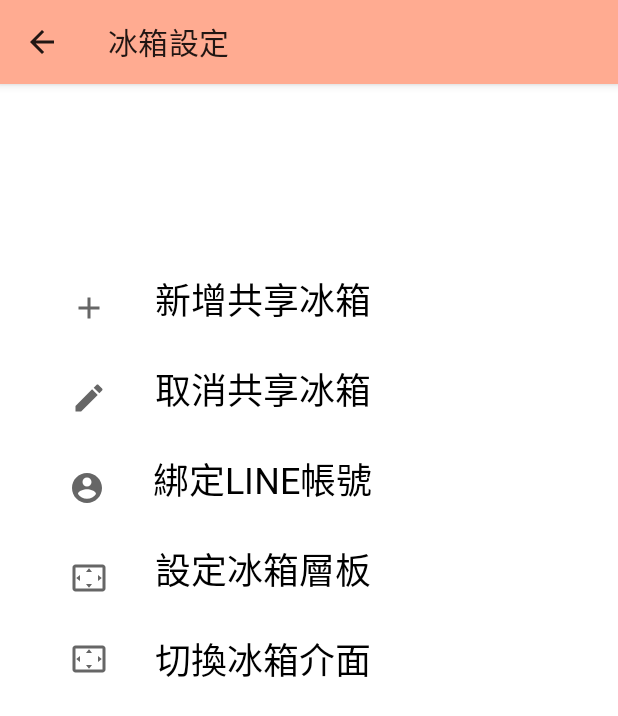
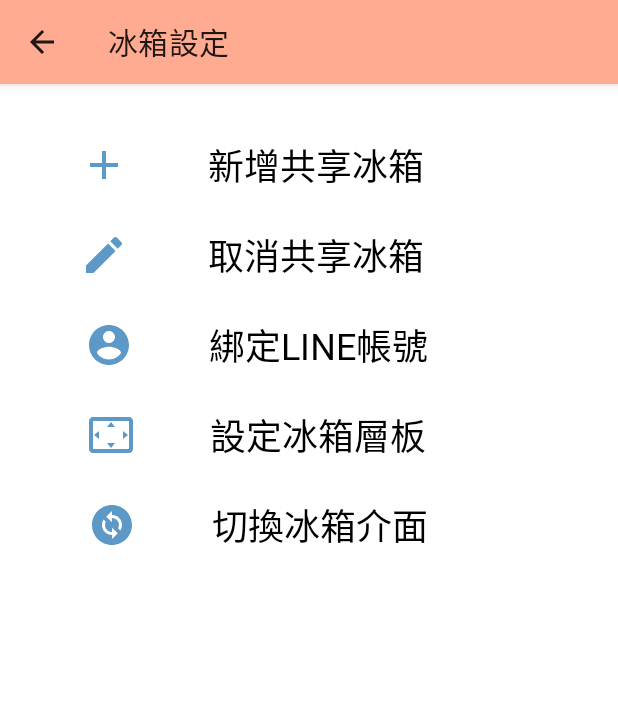
Before and after one commit to Chicken-GOGO/Fridge_Manger_App, an Android app: the SettingActivity screen opened directly, with no data from a screen before it, on a phone screen of 412 x 824 dp. Shown: the top 716 px of the screen. Run offline under Robolectric (Android 15) with nearby library versions, the phone set to English and light mode, and no system bars; our stand-ins replace Firebase (no records; nobody signed in at launch, a user with empty details on screens opened directly).

Commit message:
beautify and debug setting activity

```diff
--- a/app/src/main/java/com/example/fridge_manger2/SettingActivity.kt
+++ b/app/src/main/java/com/example/fridge_manger2/SettingActivity.kt
@@ -43,7 +43,7 @@ class SettingActivity : AppCompatActivity() {
         val add_button = findViewById<TextView>(R.id.fridge_dialog_textview1)
         add_button.setOnClickListener {
 
-            val addFridgeDialog = AlertDialog.Builder(this)
+            val addFridgeDialog = AlertDialog.Builder(this,R.style.AlertDialogTheme)
             val dialogLayout = layoutInflater.inflate(R.layout.dialog_add_fridge, null)
             var editText_id = dialogLayout.findViewById<EditText>(R.id.editText_id)
             var editText_name = dialogLayout.findViewById<EditText>(R.id.editText_name)
@@ -94,7 +94,7 @@ class SettingActivity : AppCompatActivity() {
                         Log.d(ContentValues.TAG, "DocumentSnapshot data: ${fridges}")
 
                         //set dialog
-                        val fridgeNameDialog = AlertDialog.Builder(this)
+                        val fridgeNameDialog = AlertDialog.Builder(this,R.style.AlertDialogTheme)
                         val selected_index = ArrayList<Int>()
 
 
@@ -121,7 +121,6 @@ class SettingActivity : AppCompatActivity() {
                                 //delete fridge form (users/$user_id/fridges-key)
                                 val delete_fridges = hashMapOf<String, Any>()
                                 var fridges_ids = fridges.keys.map { it.toString() }.toTypedArray()
-                                val selected_index = arrayOf(0, 1, 2)
                                 val selected_ids = fridges_ids.filterIndexed { index, _ -> index in selected_index }
                                 for (id in selected_ids) {
                                     delete_fridges.put("fridges.$id", FieldValue.delete())
@@ -172,7 +171,7 @@ class SettingActivity : AppCompatActivity() {
     private fun show_line_dialog() {
         val add_button = findViewById<TextView>(R.id.line_dialog_textview)
         add_button.setOnClickListener {
-            val lineDialog = AlertDialog.Builder(this)
+            val lineDialog = AlertDialog.Builder(this,R.style.AlertDialogTheme)
             val dialogLayout = layoutInflater.inflate(R.layout.dialog_line, null)
 
             lineDialog
@@ -213,7 +212,7 @@ class SettingActivity : AppCompatActivity() {
                         Log.d(ContentValues.TAG, "DocumentSnapshot data: ${fridges}")
 
                         //set dialog
-                                    val singleChoiceDialog = AlertDialog.Builder(this)
+                        val singleChoiceDialog = AlertDialog.Builder(this,R.style.AlertDialogTheme)
                             .setTitle("選取要切換的冰箱")
                             .setSingleChoiceItems(fridges_names, 0) { _, i ->
                                 Toast.makeText(this, "你選擇了 ${fridges_names[i]} 冰箱", Toast.LENGTH_SHORT).show()
--- a/app/src/main/res/drawable-v24/ic_account.xml
+++ b/app/src/main/res/drawable-v24/ic_account.xml
@@ -3,7 +3,7 @@
     android:height="24dp"
     android:viewportWidth="24"
     android:viewportHeight="24"
-    android:tint="?attr/colorControlNormal">
+    android:tint="?attr/colorSecondaryVariant">
   <path
       android:fillColor="@android:color/black"
       android:pathData="M12,2C6.48,2 2,6.48 2,12s4.48,10 10,10 10,-4.48 10,-10S17.52,2 12,2zM12,5c1.66,0 3,1.34 3,3s-1.34,3 -3,3 -3,-1.34 -3,-3 1.34,-3 3,-3zM12,19.2c-2.5,0 -4.71,-1.28 -6,-3.22 0.03,-1.99 4,-3.08 6,-3.08 1.99,0 5.97,1.09 6,3.08 -1.29,1.94 -3.5,3.22 -6,3.22z"/>
--- a/app/src/main/res/drawable-v24/ic_add.xml
+++ b/app/src/main/res/drawable-v24/ic_add.xml
@@ -3,7 +3,7 @@
     android:height="24dp"
     android:viewportWidth="24"
     android:viewportHeight="24"
-    android:tint="?attr/colorControlNormal">
+    android:tint="?attr/colorSecondaryVariant">
   <path
       android:fillColor="@android:color/black"
       android:pathData="M19,13h-6v6h-2v-6H5v-2h6V5h2v6h6v2z"/>
--- a/app/src/main/res/drawable-v24/ic_edit.xml
+++ b/app/src/main/res/drawable-v24/ic_edit.xml
@@ -3,7 +3,7 @@
     android:height="24dp"
     android:viewportWidth="24"
     android:viewportHeight="24"
-    android:tint="?attr/colorControlNormal">
+    android:tint="?attr/colorSecondaryVariant">
   <path
       android:fillColor="@color/black"
       android:pathData="M3,17.25V21h3.75L17.81,9.94l-3.75,-3.75L3,17.25zM20.71,7.04c0.39,-0.39 0.39,-1.02 0,-1.41l-2.34,-2.34c-0.39,-0.39 -1.02,-0.39 -1.41,0l-1.83,1.83 3.75,3.75 1.83,-1.83z"/>
--- a/app/src/main/res/drawable-v24/ic_settings_overscan.xml
+++ b/app/src/main/res/drawable-v24/ic_settings_overscan.xml
@@ -3,7 +3,7 @@
     android:height="24dp"
     android:viewportWidth="24"
     android:viewportHeight="24"
-    android:tint="?attr/colorControlNormal">
+    android:tint="?attr/colorSecondaryVariant">
   <path
       android:fillColor="@android:color/black"
       android:pathData="M12.01,5.5L10,8h4l-1.99,-2.5zM18,10v4l2.5,-1.99L18,10zM6,10l-2.5,2.01L6,14v-4zM14,16h-4l2.01,2.5L14,16zM21,3L3,3c-1.1,0 -2,0.9 -2,2v14c0,1.1 0.9,2 2,2h18c1.1,0 2,-0.9 2,-2L23,5c0,-1.1 -0.9,-2 -2,-2zM21,19.01L3,19.01L3,4.99h18v14.02z"/>
--- /dev/null
+++ b/app/src/main/res/drawable/ic_change.xml
@@ -0,0 +1,10 @@
+<vector xmlns:android="http://schemas.android.com/apk/res/android"
+    android:width="24dp"
+    android:height="24dp"
+    android:viewportWidth="24"
+    android:viewportHeight="24"
+    android:tint="?attr/colorSecondaryVariant">
+    <path
+        android:fillColor="@android:color/white"
+        android:pathData="M12,2C6.48,2 2,6.48 2,12c0,5.52 4.48,10 10,10s10,-4.48 10,-10C22,6.48 17.52,2 12,2zM12.06,19v-2.01c-0.02,0 -0.04,0 -0.06,0c-1.28,0 -2.56,-0.49 -3.54,-1.46c-1.71,-1.71 -1.92,-4.35 -0.64,-6.29l1.1,1.1c-0.71,1.33 -0.53,3.01 0.59,4.13c0.7,0.7 1.62,1.03 2.54,1.01v-2.14l2.83,2.83L12.06,19zM16.17,14.76l-1.1,-1.1c0.71,-1.33 0.53,-3.01 -0.59,-4.13C13.79,8.84 12.9,8.5 12,8.5c-0.02,0 -0.04,0 -0.06,0v2.15L9.11,7.83L11.94,5v2.02c1.3,-0.02 2.61,0.45 3.6,1.45C17.24,10.17 17.45,12.82 16.17,14.76z"/>
+</vector>
--- a/app/src/main/res/layout/activity_main.xml
+++ b/app/src/main/res/layout/activity_main.xml
@@ -16,8 +16,8 @@
 
         <ImageView
             android:id="@+id/imageView6"
-            android:layout_width="294dp"
-            android:layout_height="510dp"
+            android:layout_width="325dp"
+            android:layout_height="539dp"
             android:layout_marginTop="60dp"
             app:layout_constraintEnd_toEndOf="parent"
             app:layout_constraintStart_toStartOf="parent"
--- a/app/src/main/res/layout/activity_setting.xml
+++ b/app/src/main/res/layout/activity_setting.xml
@@ -13,26 +13,29 @@
 
     <ImageView
         android:id="@+id/imageView"
-        app:srcCompat="@drawable/ic_add"
-        android:layout_width="wrap_content"
-        android:layout_height="wrap_content"
-        android:layout_marginStart="32dp"
-        android:layout_marginEnd="16dp"
+        android:layout_width="32dp"
+        android:layout_height="32dp"
+        android:layout_marginStart="24dp"
+        android:layout_marginLeft="24dp"
+        android:layout_marginEnd="24dp"
+        android:layout_marginRight="24dp"
         android:importantForAccessibility="no"
         app:layout_constraintBottom_toBottomOf="@+id/fridge_dialog_textview1"
         app:layout_constraintEnd_toStartOf="@+id/fridge_dialog_textview1"
         app:layout_constraintStart_toStartOf="parent"
         app:layout_constraintTop_toTopOf="@+id/fridge_dialog_textview1"
-        app:layout_constraintVertical_bias="1.0"
-         />
+        app:layout_constraintVertical_bias="0.488"
+        app:srcCompat="@drawable/ic_add"
+        tools:ignore="VectorDrawableCompat" />
 
     <TextView
         android:id="@+id/fridge_dialog_textview1"
         android:layout_width="wrap_content"
         android:layout_height="wrap_content"
         android:layout_marginStart="16dp"
-        android:layout_marginTop="109dp"
-        android:layout_marginEnd="150dp"
+        android:layout_marginTop="20dp"
+        android:layout_marginEnd="100dp"
+        android:layout_marginRight="100dp"
         android:text="@string/fridge_dialog_title1"
         android:textColor="@color/black"
         android:textSize="24sp"
@@ -42,17 +45,20 @@
 
     <ImageView
         android:id="@+id/imageView2"
-        android:layout_width="wrap_content"
-        android:layout_height="wrap_content"
-        android:layout_marginStart="32dp"
-        android:layout_marginEnd="16dp"
+        android:layout_width="32dp"
+        android:layout_height="32dp"
+        android:layout_marginStart="24dp"
+        android:layout_marginLeft="24dp"
+        android:layout_marginEnd="24dp"
+        android:layout_marginRight="24dp"
         android:importantForAccessibility="no"
         app:layout_constraintBottom_toBottomOf="@+id/fridge_dialog_textview2"
         app:layout_constraintEnd_toStartOf="@+id/fridge_dialog_textview2"
         app:layout_constraintStart_toStartOf="parent"
         app:layout_constraintTop_toTopOf="@+id/fridge_dialog_textview2"
-        app:layout_constraintVertical_bias="1.0"
-        app:srcCompat="@drawable/ic_edit" />
+        app:layout_constraintVertical_bias="0.555"
+        app:srcCompat="@drawable/ic_edit"
+        tools:ignore="VectorDrawableCompat" />
 
     <TextView
         android:id="@+id/fridge_dialog_textview2"
@@ -60,7 +66,8 @@
         android:layout_height="wrap_content"
         android:layout_marginStart="16dp"
         android:layout_marginTop="24dp"
-        android:layout_marginEnd="150dp"
+        android:layout_marginEnd="100dp"
+        android:layout_marginRight="100dp"
         android:text="@string/fridge_dialog_title2"
         android:textColor="@color/black"
         android:textSize="24sp"
@@ -70,17 +77,20 @@
 
     <ImageView
         android:id="@+id/imageView3"
-        android:layout_width="wrap_content"
-        android:layout_height="wrap_content"
-        android:layout_marginStart="32dp"
-        android:layout_marginEnd="8dp"
+        android:layout_width="32dp"
+        android:layout_height="32dp"
+        android:layout_marginStart="30dp"
+        android:layout_marginLeft="30dp"
+        android:layout_marginEnd="15dp"
+        android:layout_marginRight="15dp"
         android:importantForAccessibility="no"
         app:layout_constraintBottom_toBottomOf="@+id/line_dialog_textview"
         app:layout_constraintEnd_toStartOf="@+id/line_dialog_textview"
         app:layout_constraintStart_toStartOf="parent"
         app:layout_constraintTop_toTopOf="@+id/line_dialog_textview"
-        app:layout_constraintVertical_bias="1.0"
-        app:srcCompat="@drawable/ic_account" />
+        app:layout_constraintVertical_bias="0.577"
+        app:srcCompat="@drawable/ic_account"
+        tools:ignore="VectorDrawableCompat" />
 
     <TextView
         android:id="@+id/line_dialog_textview"
@@ -88,7 +98,8 @@
         android:layout_height="wrap_content"
         android:layout_marginStart="24dp"
         android:layout_marginTop="24dp"
-        android:layout_marginEnd="150dp"
+        android:layout_marginEnd="100dp"
+        android:layout_marginRight="100dp"
         android:text="@string/line_dialog_setting"
         android:textColor="@color/black"
         android:textSize="24sp"
@@ -98,26 +109,31 @@
 
     <ImageView
         android:id="@+id/imageView4"
-        android:layout_width="wrap_content"
-        android:layout_height="wrap_content"
-        android:layout_marginStart="32dp"
-        android:layout_marginEnd="16dp"
+        android:layout_width="32dp"
+        android:layout_height="32dp"
+        android:layout_marginStart="30dp"
+        android:layout_marginLeft="30dp"
+        android:layout_marginEnd="14dp"
+        android:layout_marginRight="14dp"
         android:importantForAccessibility="no"
         app:layout_constraintBottom_toBottomOf="@+id/fridge_setting_textview"
         app:layout_constraintEnd_toStartOf="@+id/fridge_setting_textview"
-        app:layout_constraintHorizontal_bias="0.0"
+        app:layout_constraintHorizontal_bias="0.689"
         app:layout_constraintStart_toStartOf="parent"
         app:layout_constraintTop_toTopOf="@+id/fridge_setting_textview"
-        app:layout_constraintVertical_bias="1.0"
-        app:srcCompat="@drawable/ic_settings_overscan" />
+        app:layout_constraintVertical_bias="0.511"
+        app:srcCompat="@drawable/ic_settings_overscan"
+        tools:ignore="VectorDrawableCompat" />
 
     <TextView
         android:id="@+id/fridge_setting_textview"
         android:layout_width="wrap_content"
         android:layout_height="wrap_content"
-        android:layout_marginStart="16dp"
+        android:layout_marginStart="24dp"
+        android:layout_marginLeft="24dp"
         android:layout_marginTop="24dp"
-        android:layout_marginEnd="150dp"
+        android:layout_marginEnd="100dp"
+        android:layout_marginRight="100dp"
         android:text="@string/fridge_setting"
         android:textColor="@color/black"
         android:textSize="24sp"
@@ -127,16 +143,19 @@
 
     <ImageView
         android:id="@+id/imageView5"
-        android:layout_width="wrap_content"
-        android:layout_height="wrap_content"
+        android:layout_width="32dp"
+        android:layout_height="32dp"
         android:layout_marginStart="32dp"
-        android:layout_marginEnd="16dp"
+        android:layout_marginLeft="32dp"
+        android:layout_marginEnd="24dp"
+        android:layout_marginRight="24dp"
         android:importantForAccessibility="no"
         app:layout_constraintBottom_toBottomOf="@+id/fridge_change_textview"
         app:layout_constraintEnd_toStartOf="@+id/fridge_change_textview"
         app:layout_constraintStart_toStartOf="parent"
         app:layout_constraintTop_toTopOf="@+id/fridge_change_textview"
-        app:srcCompat="@drawable/ic_settings_overscan" />
+        app:srcCompat="@drawable/ic_change"
+        tools:ignore="VectorDrawableCompat" />
 
     <TextView
         android:id="@+id/fridge_change_textview"
@@ -144,7 +163,8 @@
         android:layout_height="wrap_content"
         android:layout_marginStart="16dp"
         android:layout_marginTop="24dp"
-        android:layout_marginEnd="150dp"
+        android:layout_marginEnd="100dp"
+        android:layout_marginRight="100dp"
         android:text="@string/change_fridge"
         android:textColor="@color/black"
         android:textSize="24sp"
```
Lines whose indentation alone changed are shown as unchanged.
